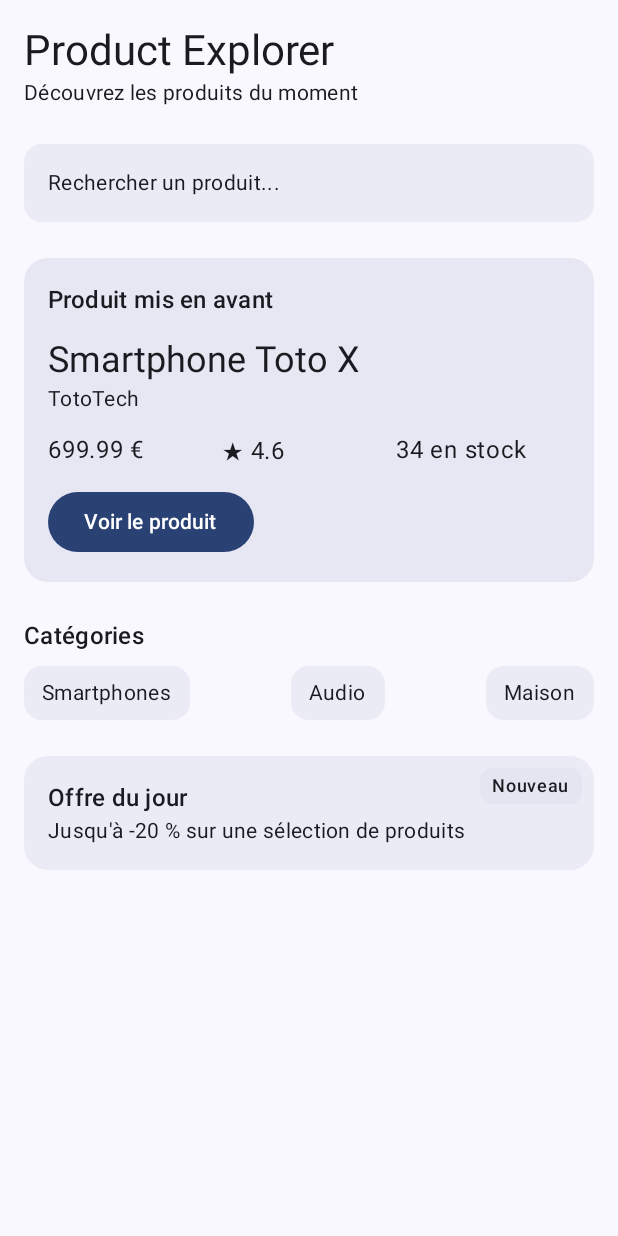
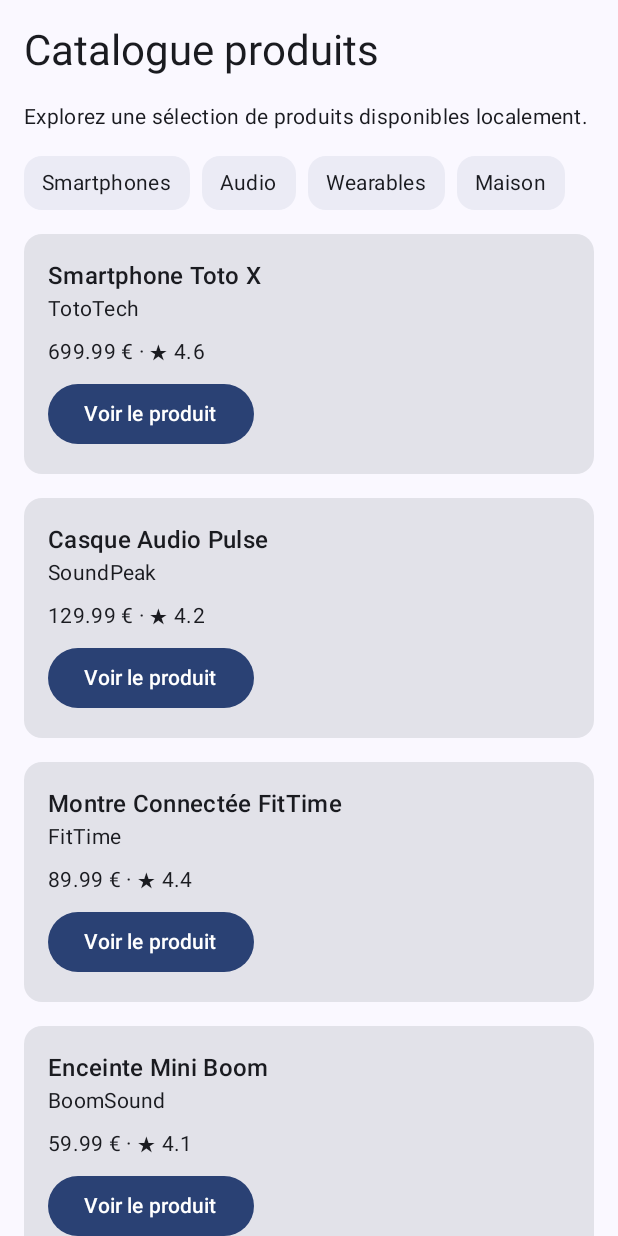
Before and after one commit to NicolasPons/jetpack-product-explorer, an Android app built with Jetpack Compose: the screen it shows after launch (MainActivity), on a phone screen of 412 x 824 dp. Run offline under Robolectric (Android 15) with nearby library versions, the phone set to English and light mode, and no system bars.

Commit message:
[FTR]TP6 - catalogue produits

```diff
--- a/app/src/main/java/fr/productexplorer/MainActivity.kt
+++ b/app/src/main/java/fr/productexplorer/MainActivity.kt
@@ -5,14 +5,19 @@ import androidx.activity.ComponentActivity
 import androidx.activity.compose.setContent
 import androidx.activity.enableEdgeToEdge
 import androidx.compose.foundation.Image
+import androidx.compose.foundation.layout.Arrangement
 import androidx.compose.foundation.layout.Box
 import androidx.compose.foundation.layout.Column
+import androidx.compose.foundation.layout.PaddingValues
 import androidx.compose.foundation.layout.Row
 import androidx.compose.foundation.layout.Spacer
 import androidx.compose.foundation.layout.fillMaxSize
 import androidx.compose.foundation.layout.fillMaxWidth
 import androidx.compose.foundation.layout.height
 import androidx.compose.foundation.layout.padding
+import androidx.compose.foundation.lazy.LazyColumn
+import androidx.compose.foundation.lazy.LazyRow
+import androidx.compose.foundation.lazy.items
 import androidx.compose.material.icons.Icons
 import androidx.compose.material.icons.filled.Star
 import androidx.compose.material3.Button
@@ -38,9 +43,9 @@ class MainActivity : ComponentActivity() {
         setContent {
             ProductExplorerTheme {
                 Scaffold(modifier = Modifier.fillMaxSize()) { innerPadding ->
-                    ProductHomeScreen(
-                        featuredProduct = sampleProduct(),
-                        onFeaturedProductClick = {
+                    ProductCatalogScreen(
+                        products = sampleProducts(),
+                        onProductClick = {
                             // Plus tard : ouvrir le détail du produit
                         },
                         modifier = Modifier.padding(innerPadding)
@@ -52,6 +57,7 @@ class MainActivity : ComponentActivity() {
 }
 
 data class ProductUi(
+    val id: Int,
     val title: String,
     val brand: String,
     val category: String,
@@ -66,6 +72,7 @@ data class ProductUi(
 
 fun sampleProduct(): ProductUi {
     return ProductUi(
+        id = 1,
         title = "Smartphone Toto X",
         brand = "TotoTech",
         category = "Smartphones",
@@ -81,6 +88,7 @@ fun sampleProduct(): ProductUi {
 
 fun sampleProductOutOfStock(): ProductUi {
     return ProductUi(
+        id = 2,
         title = "Casque Audio Pulse",
         brand = "SoundPeak",
         category = "Audio",
@@ -93,6 +101,55 @@ fun sampleProductOutOfStock(): ProductUi {
         warrantyInformation = "Garantie constructeur : 1 an",
         shippingInformation = "Produit temporairement indisponible"
     )
+}
+
+fun sampleProducts(): List<ProductUi> {
+    return listOf(
+        sampleProduct(),
+        ProductUi(
+            id = 2,
+            title = "Casque Audio Pulse",
+            brand = "SoundPeak",
+            category = "Audio",
+            description = "Un casque confortable pour écouter de la musique et travailler dans de bonnes conditions.",
+            price = 129.99,
+            discountPercentage = 8.0,
+            rating = 4.2,
+            stock = 0,
+            warrantyInformation = "Garantie constructeur : 1 an",
+            shippingInformation = "Produit temporairement indisponible"
+        ),
+        ProductUi(
+            id = 3,
+            title = "Montre Connectée FitTime",
+            brand = "FitTime",
+            category = "Wearables",
+            description = "Une montre connectée simple pour suivre l'activité quotidienne.",
+            price = 89.99,
+            discountPercentage = 15.0,
+            rating = 4.4,
+            stock = 18,
+            warrantyInformation = "Garantie constructeur : 2 ans",
+            shippingInformation = "Livraison estimée : 2 à 4 jours ouvrés"
+        ),
+        ProductUi(
+            id = 4,
+            title = "Enceinte Mini Boom",
+            brand = "BoomSound",
+            category = "Audio",
+            description = "Une enceinte compacte pour écouter de la musique à la maison ou en déplacement.",
+            price = 59.99,
+            discountPercentage = 5.0,
+            rating = 4.1,
+            stock = 52,
+            warrantyInformation = "Garantie constructeur : 1 an",
+            shippingInformation = "Livraison estimée : 3 jours ouvrés"
+        )
+    )
+}
+
+fun sampleCategories(): List<String> {
+    return listOf("Smartphones", "Audio", "Wearables", "Maison")
 }
 
 @Composable
@@ -544,3 +601,107 @@ fun ProductHomeScreenPreview() {
         )
     }
 }
+
+// ---------- TP6 : catalogue de produits ----------
+
+@Composable
+fun ProductCatalogScreen(
+    products: List<ProductUi>,
+    onProductClick: (ProductUi) -> Unit,
+    modifier: Modifier = Modifier
+) {
+    LazyColumn(
+        modifier = modifier.fillMaxSize(),
+        // Ajoute une marge intérieure autour du contenu de la liste
+        contentPadding = PaddingValues(16.dp),
+        // Ajoute un espace vertical entre les éléments de la liste
+        verticalArrangement = Arrangement.spacedBy(16.dp)
+    ) {
+        item {
+            Text(
+                text = "Catalogue produits",
+                style = MaterialTheme.typography.headlineMedium
+            )
+        }
+
+        item {
+            Text(
+                text = "Explorez une sélection de produits disponibles localement.",
+                style = MaterialTheme.typography.bodyMedium
+            )
+        }
+
+        item {
+            CategoryRow(categories = sampleCategories())
+        }
+
+        items(
+            items = products,
+            key = { product -> product.id }
+        ) { product ->
+            ProductListItem(
+                product = product,
+                onClick = {
+                    onProductClick(product)
+                }
+            )
+        }
+    }
+}
+
+@Composable
+fun ProductListItem(
+    product: ProductUi,
+    onClick: () -> Unit,
+    modifier: Modifier = Modifier
+) {
+    Card(modifier = modifier.fillMaxWidth()) {
+        Column(
+            modifier = Modifier.padding(16.dp)
+        ) {
+            Text(
+                text = product.title,
+                style = MaterialTheme.typography.titleMedium
+            )
+            Text(
+                text = product.brand,
+                style = MaterialTheme.typography.bodyMedium
+            )
+            Spacer(modifier = Modifier.height(8.dp))
+            Text(
+                text = "${product.price} € · ★ ${product.rating}",
+                style = MaterialTheme.typography.bodyMedium
+            )
+            Spacer(modifier = Modifier.height(8.dp))
+            Button(onClick = onClick) {
+                Text(text = "Voir le produit")
+            }
+        }
+    }
+}
+
+@Composable
+fun CategoryRow(
+    categories: List<String>,
+    modifier: Modifier = Modifier
+) {
+    LazyRow(
+        modifier = modifier,
+        horizontalArrangement = Arrangement.spacedBy(8.dp)
+    ) {
+        items(categories) { category ->
+            CategoryChip(label = category)
+        }
+    }
+}
+
+@Preview(showBackground = true)
+@Composable
+fun ProductCatalogScreenPreview() {
+    ProductExplorerTheme {
+        ProductCatalogScreen(
+            products = sampleProducts(),
+            onProductClick = {}
+        )
+    }
+}
```
